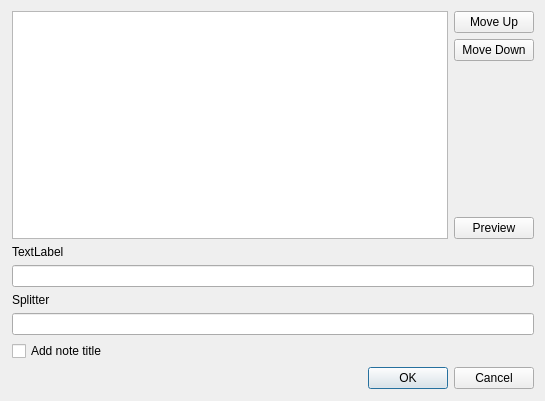
Before: the Qt Designer form src/ui/WizCombineNotesDialog.ui in WizTeam/WizQTClient, drawn with Qt 5.
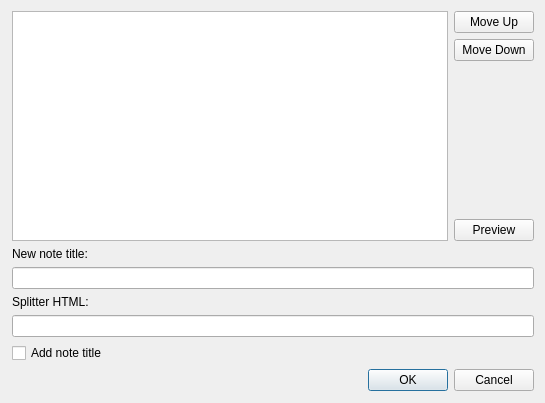
After: the same form once the commit is applied.

Commit message: combine notes

The edit to the form file:
```diff
--- a/src/ui/WizCombineNotesDialog.ui
+++ b/src/ui/WizCombineNotesDialog.ui
@@ -7,7 +7,7 @@
     <x>0</x>
     <y>0</y>
     <width>545</width>
-    <height>401</height>
+    <height>403</height>
    </rect>
   </property>
   <property name="sizePolicy">
@@ -84,7 +84,7 @@
    <item>
     <widget class="QLabel" name="label_2">
      <property name="text">
-      <string>TextLabel</string>
+      <string>New note title:</string>
      </property>
     </widget>
    </item>
@@ -94,7 +94,7 @@
    <item>
     <widget class="QLabel" name="label">
      <property name="text">
-      <string>Splitter</string>
+      <string>Splitter HTML:</string>
      </property>
     </widget>
    </item>
```
Left out of the diff: 12 changed lines with no effect on the pictures. The commit also changes 10 other files.
